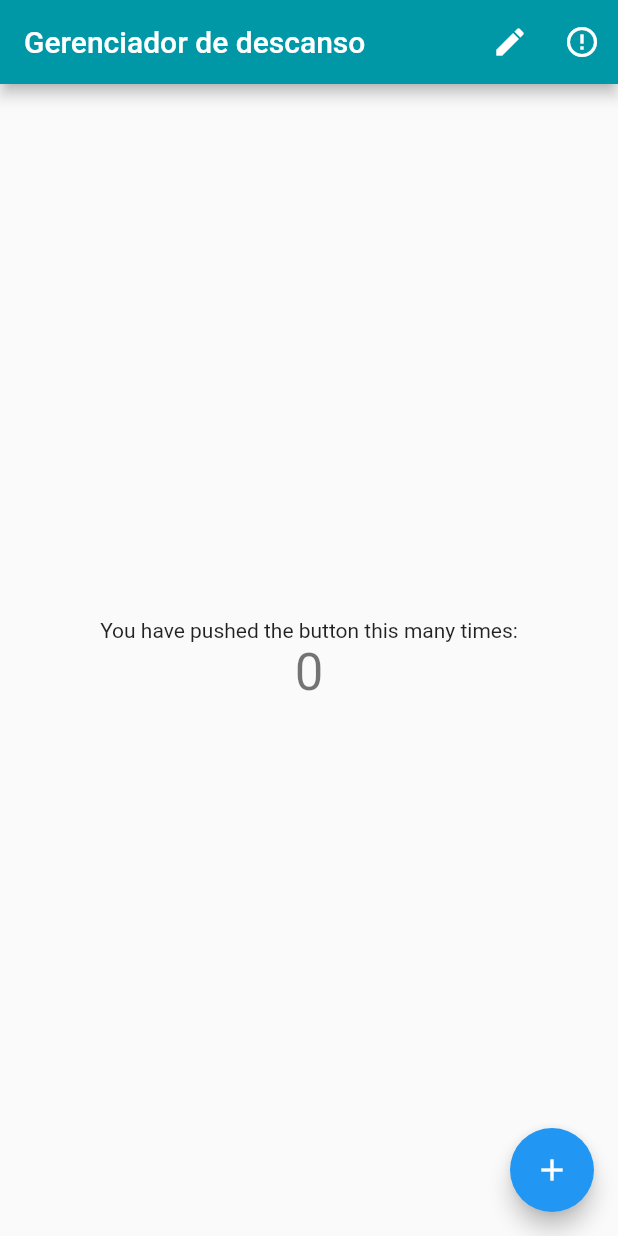
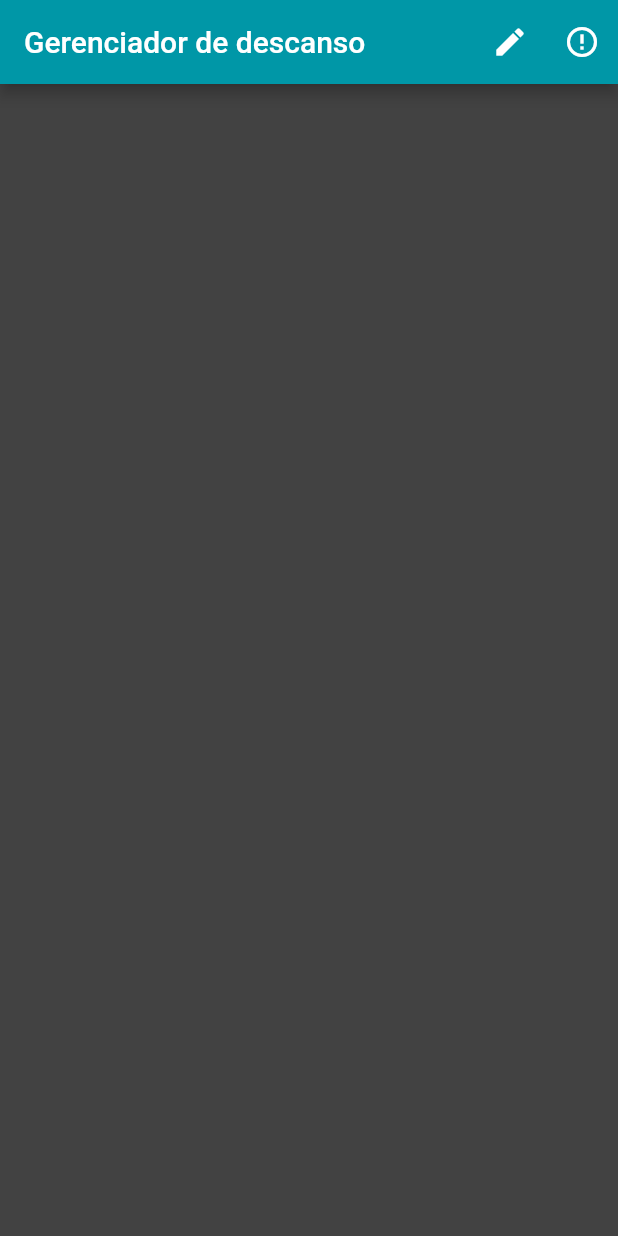
Before and after one commit to DayaneCordeiro/Trabalho_Final_LDDM, a Flutter app: the screen it shows after launch, on a phone screen of 412 x 824 dp. Run offline on Flutter 3.47's test engine with Material 2 defaults, Android fonts, the phone set to English and light mode, and no system bars.

Commit message:
[View] Enhancement: Home Page Structure

```diff
--- a/rest_manager/lib/views/home_page.view.dart
+++ b/rest_manager/lib/views/home_page.view.dart
@@ -50,14 +50,6 @@ class MyHomePage extends StatefulWidget {
 }
 
 class _MyHomePageState extends State<MyHomePage> {
-  int _counter = 0;
-
-  void _incrementCounter() {
-    setState(() {
-      _counter++;
-    });
-  }
-
   @override
   Widget build(BuildContext context) {
     return Scaffold(
@@ -94,21 +86,11 @@ class _MyHomePageState extends State<MyHomePage> {
         child: Column(
           mainAxisAlignment: MainAxisAlignment.center,
           children: <Widget>[
-            Text(
-              'You have pushed the button this many times:',
-            ),
-            Text(
-              '$_counter',
-              style: Theme.of(context).textTheme.headline4,
-            ),
+            /* TO DO */
           ],
         ),
       ),
-      floatingActionButton: FloatingActionButton(
-        onPressed: _incrementCounter,
-        tooltip: 'Increment',
-        child: Icon(Icons.add),
-      ),
+      backgroundColor: Colors.grey[800],
     );
   }
 }
```
